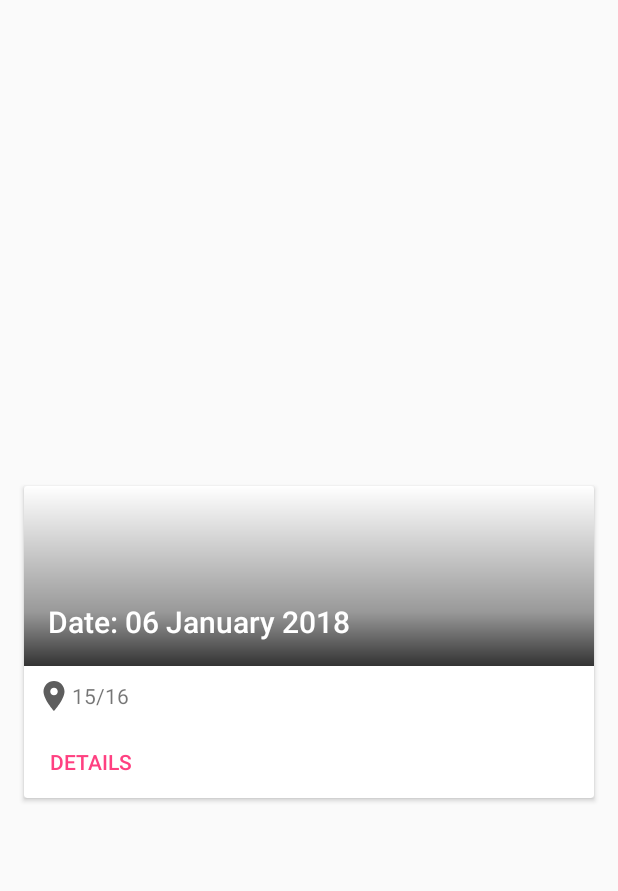
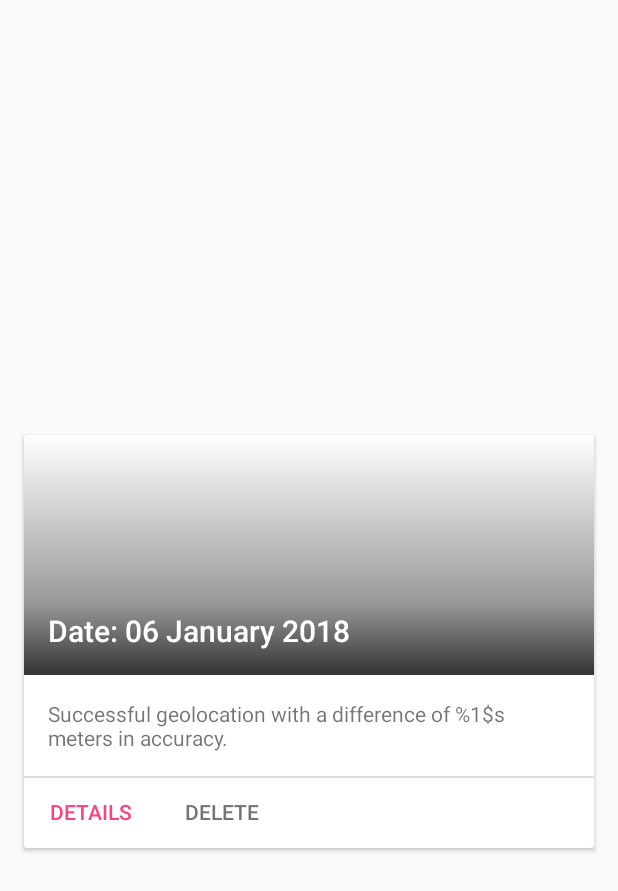
Before and after one commit to fuvidani/android-geolocation, an Android app: the layout recyclerview_entry.xml on its own in the app's theme, with its tools: preview values and no code run, on a phone screen of 412 x 824 dp. Shown: the top 891 px of the screen. Run offline under Robolectric (Android 15) with nearby library versions, the phone set to English and light mode, and no system bars.

Commit message:
redesign cards in overview

```diff
--- a/app/src/main/java/at/ac/tuwien/mnsa/geolocation/ui/ReportsRecyclerView.kt
+++ b/app/src/main/java/at/ac/tuwien/mnsa/geolocation/ui/ReportsRecyclerView.kt
@@ -46,7 +46,7 @@ class ReportsAdapter(
                     .error(R.drawable.default_placeholder)
                     .into(holder.itemView.cardImage)
             holder.itemView.details_button.setOnClickListener { EventBus.getDefault().post(ReportDetailClickEvent(report.timestamp)) }
-            holder.itemView.measurementLocationTv.text = String.format(context.getString(R.string.actual_location), report.actualLatitude, report.actualLongitude)
+            holder.itemView.measurementAccuracyDifferenceTv.text = String.format(context.getString(R.string.overview_card_text), report.accuracyDifference.toString())
             val cal = Calendar.getInstance(Locale.ENGLISH)
             cal.timeInMillis = report.timestamp
             val formattedDate = DateFormat.format("dd. MMMM yyyy HH:mm:ss", cal).toString()
--- a/app/src/main/res/drawable-v21/ic_location_on_black_24dp.xml
+++ b/app/src/main/res/drawable-v21/ic_location_on_black_24dp.xml
@@ -5,6 +5,6 @@
   android:viewportWidth="24.0"
   android:width="24dp">
   <path
-    android:fillColor="#5D5D5D"
+    android:fillColor="#757575"
     android:pathData="M12,2C8.13,2 5,5.13 5,9c0,5.25 7,13 7,13s7,-7.75 7,-13c0,-3.87 -3.13,-7 -7,-7zM12,11.5c-1.38,0 -2.5,-1.12 -2.5,-2.5s1.12,-2.5 2.5,-2.5 2.5,1.12 2.5,2.5 -1.12,2.5 -2.5,2.5z" />
 </vector>
--- a/app/src/main/res/drawable/ic_location_on_black_24dp.xml
+++ b/app/src/main/res/drawable/ic_location_on_black_24dp.xml
@@ -5,6 +5,6 @@
   android:viewportWidth="24.0"
   android:width="24dp">
   <path
-    android:fillColor="#5D5D5D"
+    android:fillColor="#757575"
     android:pathData="M12,2C8.13,2 5,5.13 5,9c0,5.25 7,13 7,13s7,-7.75 7,-13c0,-3.87 -3.13,-7 -7,-7zM12,11.5c-1.38,0 -2.5,-1.12 -2.5,-2.5s1.12,-2.5 2.5,-2.5 2.5,1.12 2.5,2.5 -1.12,2.5 -2.5,2.5z" />
 </vector>
--- a/app/src/main/res/layout/recyclerview_entry.xml
+++ b/app/src/main/res/layout/recyclerview_entry.xml
@@ -41,22 +41,36 @@
       tools:text="Date: 06 January 2018" />
 
     <android.support.v7.widget.AppCompatTextView
-      android:id="@+id/measurementLocationTv"
+      android:id="@+id/measurementAccuracyDifferenceTv"
       android:layout_width="wrap_content"
       android:layout_height="wrap_content"
       android:layout_below="@id/cardTitle"
-      android:padding="8dp"
-      android:gravity="center_vertical"
-      android:drawableStart="@drawable/ic_location_on_black_24dp"
-      tools:text="15/16" />
+      android:padding="@dimen/md_keylines"
+      android:text="@string/overview_card_text" />
+
+    <View
+      android:layout_width="match_parent"
+      android:layout_height="1dp"
+      android:layout_below="@+id/measurementAccuracyDifferenceTv"
+      android:background="@color/light_grey" />
 
     <android.support.v7.widget.AppCompatButton
       android:id="@+id/details_button"
       android:layout_width="wrap_content"
       android:layout_height="wrap_content"
-      android:layout_below="@id/measurementLocationTv"
+      android:layout_below="@id/measurementAccuracyDifferenceTv"
       style="?android:attr/borderlessButtonStyle"
       android:textColor="?attr/colorAccent"
       android:text="@string/details_button" />
+
+    <android.support.v7.widget.AppCompatButton
+      android:id="@+id/delete_button"
+      android:layout_width="wrap_content"
+      android:layout_height="wrap_content"
+      android:layout_below="@id/measurementAccuracyDifferenceTv"
+      android:layout_toEndOf="@id/details_button"
+      style="?android:attr/borderlessButtonStyle"
+      android:textColor="@color/button_grey"
+      android:text="@string/dialog_delete_positive" />
   </RelativeLayout>
 </android.support.v7.widget.CardView>
--- a/app/src/main/res/values/colors.xml
+++ b/app/src/main/res/values/colors.xml
@@ -4,4 +4,6 @@
   <color name="colorPrimaryDark">#303F9F</color>
   <color name="colorAccent">#FF4081</color>
   <color name="white">#FFFFFF</color>
+  <color name="button_grey">#757575</color>
+  <color name="light_grey">#ddd</color>
 </resources>
--- a/app/src/main/res/values/dimens.xml
+++ b/app/src/main/res/values/dimens.xml
@@ -6,7 +6,7 @@
   <dimen name="card_elevation_rest">2dp</dimen>
   <dimen name="card_elevation_picked">8dp</dimen>
   <dimen name="floating_button_elevation">12dp</dimen>
-  <dimen name="card_image_height">120dp</dimen>
+  <dimen name="card_image_height">160dp</dimen>
   <dimen name="card_title_height">40dp</dimen>
   <dimen name="fab_margin">16dp</dimen>
   <dimen name="app_bar_height">256dp</dimen>
--- a/app/src/main/res/values/strings.xml
+++ b/app/src/main/res/values/strings.xml
@@ -18,4 +18,5 @@
   <string name="dialog_delete_negative">Cancel</string>
   <string name="new_report_snackbar_msg">New report generated</string>
   <string name="new_report_snackbar_action">View</string>
+  <string name="overview_card_text">Successful geolocation with a difference of %1$s meters in accuracy.</string>
 </resources>
```
